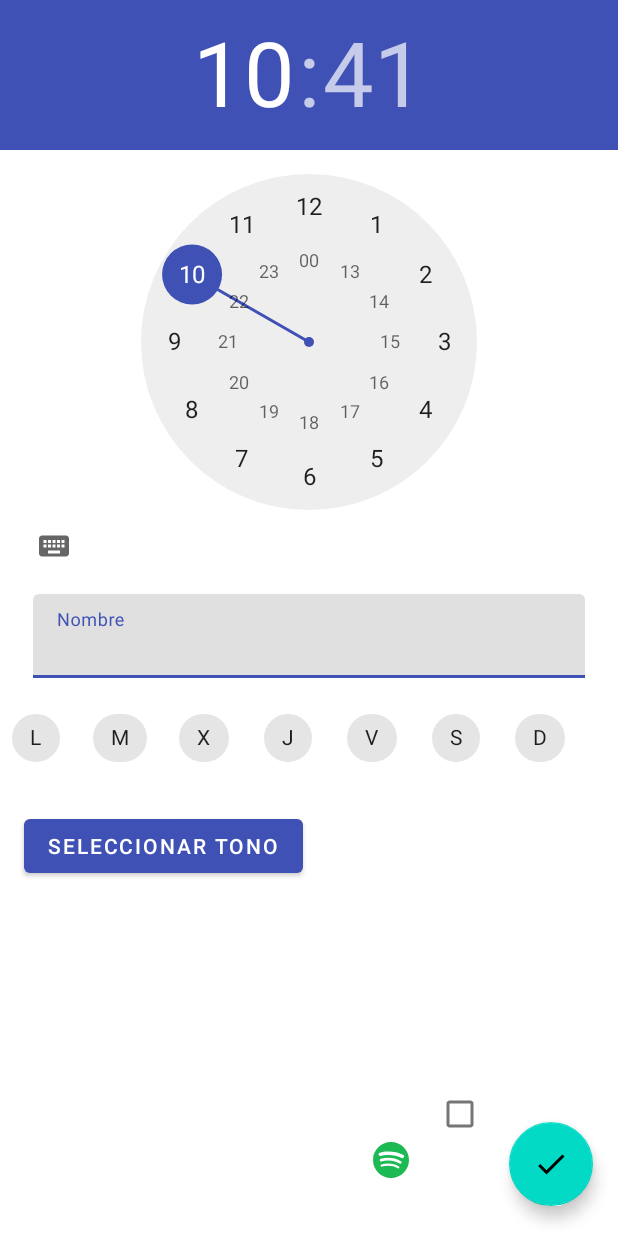
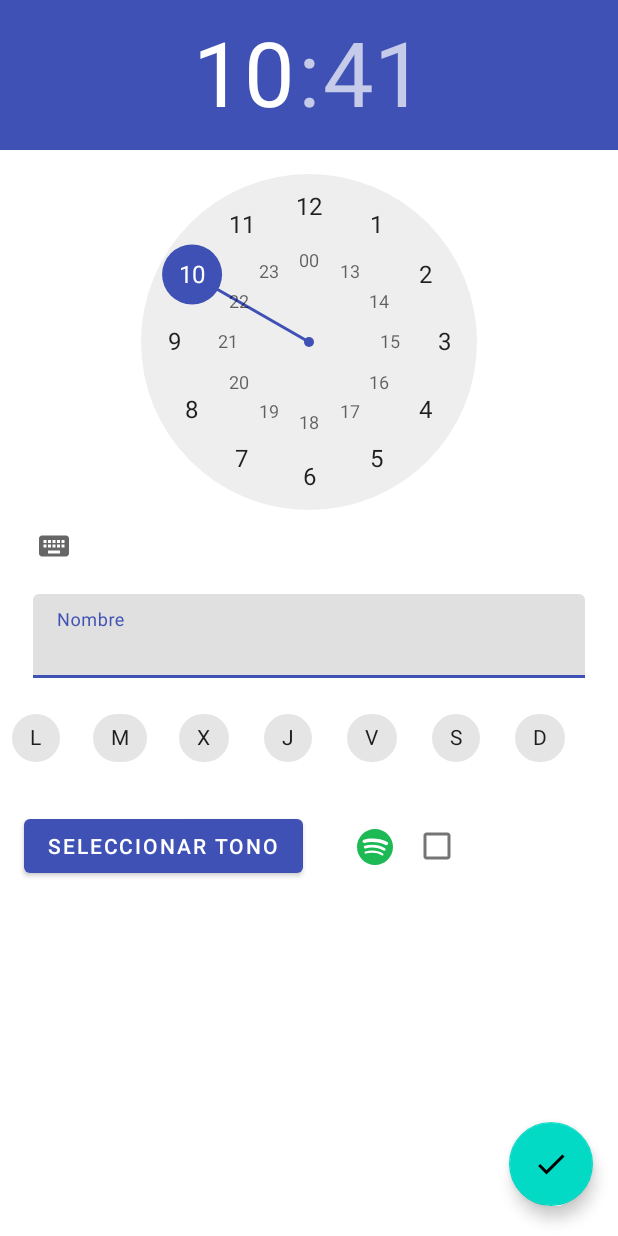
Before and after one commit to daniferna/Clock, an Android app: the AddAlarmActivity screen opened directly, with no data from a screen before it, on a phone screen of 412 x 824 dp. Run offline under Robolectric (Android 15) with nearby library versions, the phone set to English and light mode, and no system bars; libraries missing offline, so code that uses them is left out: uk.co.samuelwall.

Commit message:
Retoques timer y stopwatch

```diff
--- a/app/src/main/java/es/uniovi/uo257977/clock/Fragments/TimerFragment.java
+++ b/app/src/main/java/es/uniovi/uo257977/clock/Fragments/TimerFragment.java
@@ -30,8 +30,6 @@ import androidx.fragment.app.Fragment;
 import es.uniovi.uo257977.clock.Logic.TimerReceiver;
 import es.uniovi.uo257977.clock.R;
 import me.zhanghai.android.materialprogressbar.MaterialProgressBar;
-import uk.co.samuelwall.materialtaptargetprompt.MaterialTapTargetPrompt;
-import uk.co.samuelwall.materialtaptargetprompt.extras.backgrounds.RectanglePromptBackground;
 
 public class TimerFragment extends Fragment{
 
@@ -134,6 +132,9 @@ public class TimerFragment extends Fragment{
     public void setOnClickFabPlay(FloatingActionButton fab) {
 
         fab.setOnClickListener(v -> {
+            if(getTimeLeft() == 0)
+                return;
+
             if (isPaused && countDownTimer != null) {
                 countDownTimer.cancel();
                 countDownTimer = null;
--- a/app/src/main/res/layout/activity_add_alarm.xml
+++ b/app/src/main/res/layout/activity_add_alarm.xml
@@ -165,20 +165,17 @@
         android:layout_width="42dp"
         android:layout_height="39dp"
         android:layout_marginStart="12dp"
-        android:layout_marginTop="24dp"
         android:layout_marginEnd="8dp"
-        android:layout_marginBottom="8dp"
         android:backgroundTint="?android:attr/colorBackground"
         android:clickable="false"
         android:contentDescription="@string/spotify_icon"
         android:longClickable="false"
         android:saveEnabled="false"
-        app:layout_constraintBottom_toBottomOf="parent"
-        app:layout_constraintEnd_toEndOf="@+id/spotifyRbt"
-        app:layout_constraintHorizontal_bias="0.432"
+        app:layout_constraintBottom_toBottomOf="@+id/btn_seleccionarTonoAdd"
+        app:layout_constraintEnd_toEndOf="parent"
+        app:layout_constraintHorizontal_bias="0.1"
         app:layout_constraintStart_toEndOf="@+id/btn_seleccionarTonoAdd"
-        app:layout_constraintTop_toBottomOf="@+id/chipGroup_addAlarm"
-        app:layout_constraintVertical_bias="0.9"
+        app:layout_constraintTop_toTopOf="@+id/btn_seleccionarTonoAdd"
         app:srcCompat="@drawable/ic_spotify_1" />
 
     <TextView
@@ -200,21 +197,17 @@
 
     <CheckBox
         android:id="@+id/spotifyRbt"
-        android:layout_width="32dp"
-        android:layout_height="29dp"
-        android:layout_marginStart="40dp"
-        android:layout_marginTop="8dp"
+        android:layout_width="42dp"
+        android:layout_height="39dp"
         android:layout_marginEnd="8dp"
-        android:layout_marginBottom="8dp"
         android:checked="false"
         android:clickable="true"
         android:linksClickable="true"
         android:longClickable="true"
-        app:layout_constraintBottom_toBottomOf="parent"
-        app:layout_constraintEnd_toStartOf="@+id/fab_addAlarm"
-        app:layout_constraintHorizontal_bias="0.85"
-        app:layout_constraintStart_toEndOf="@+id/btn_seleccionarTonoAdd"
-        app:layout_constraintTop_toBottomOf="@+id/chipGroup_addAlarm"
-        app:layout_constraintVertical_bias="0.777" />
+        app:layout_constraintBottom_toBottomOf="@+id/imgButtonToneSpotify"
+        app:layout_constraintEnd_toEndOf="parent"
+        app:layout_constraintHorizontal_bias="0.0"
+        app:layout_constraintStart_toEndOf="@+id/imgButtonToneSpotify"
+        app:layout_constraintTop_toTopOf="@+id/imgButtonToneSpotify" />
 
 </androidx.constraintlayout.widget.ConstraintLayout>
--- a/app/src/main/res/layout/fragment_stopwatch.xml
+++ b/app/src/main/res/layout/fragment_stopwatch.xml
@@ -16,17 +16,17 @@
         android:layout_marginTop="8dp"
         android:layout_marginEnd="8dp"
         android:layout_marginBottom="8dp"
-        android:indeterminate="false"
-        android:max="100"
+        android:max="60"
         android:minWidth="350dp"
         android:minHeight="350dp"
         android:progress="0"
+        android:indeterminate="false"
         app:layout_constraintBottom_toBottomOf="parent"
         app:layout_constraintEnd_toEndOf="parent"
         app:layout_constraintHorizontal_bias="0.555"
         app:layout_constraintStart_toStartOf="parent"
         app:layout_constraintTop_toTopOf="parent"
-        app:layout_constraintVertical_bias="0.223"
+        app:layout_constraintVertical_bias="0.33999997"
         app:mpb_showProgressBackground="true" />
 
     <com.google.android.material.floatingactionbutton.FloatingActionButton
```
Also changed, not shown: app/src/main/java/es/uniovi/uo257977/clock/Fragments/StopwatchFragment.java (+5 -18 lines), app/src/main/res/layout/fragment_timer.xml (+11 -5 lines), 8 other files.
